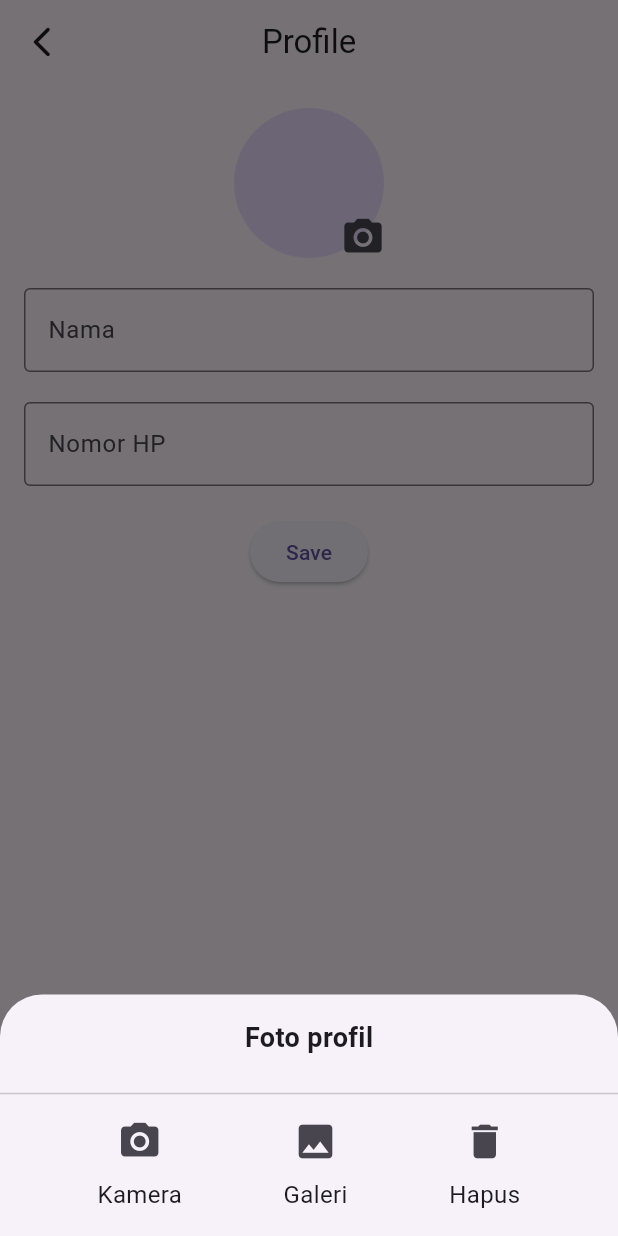
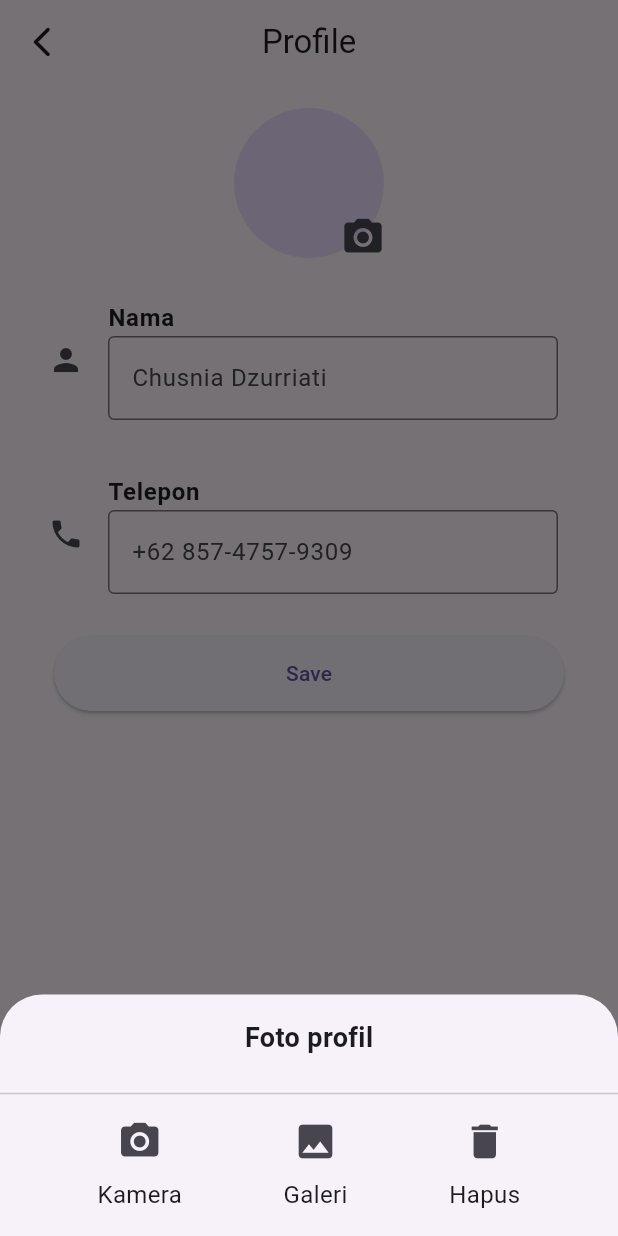
Before and after one commit to ChusniaDzurriati30/Toko_Jam, a Flutter app: the ProfilePage screen opened directly, after a tap on the "camera alt" icon, on a phone screen of 412 x 824 dp. Run offline on Flutter 3.47's test engine with Material 3 defaults, Android fonts, the light colour scheme and no system bars; our stand-ins replace image_picker, sqflite; accounts and stored records are empty.

Commit message:
profile name and profil new

```diff
--- a/lib/profile_page.dart
+++ b/lib/profile_page.dart
@@ -10,7 +10,11 @@ class User {
   final String phoneNumber;
   final String profileImage;
 
-  User({this.id, required this.name, required this.phoneNumber, required this.profileImage});
+  User(
+      {this.id,
+      required this.name,
+      required this.phoneNumber,
+      required this.profileImage});
 
   Map<String, dynamic> toMap() {
     return {
@@ -47,7 +51,8 @@ class DatabaseHelper {
   }
 
   Future<User?> getUser() async {
-    List<Map<String, dynamic>> maps = await _database.query('users', orderBy: 'id DESC', limit: 1);
+    List<Map<String, dynamic>> maps =
+        await _database.query('users', orderBy: 'id DESC', limit: 1);
     if (maps.isNotEmpty) {
       return User(
         id: maps[0]['id'],
@@ -60,11 +65,13 @@ class DatabaseHelper {
   }
 
   Future<void> updateUser(User user) async {
-    await _database.update('users', user.toMap(), where: 'id = ?', whereArgs: [user.id]);
+    await _database
+        .update('users', user.toMap(), where: 'id = ?', whereArgs: [user.id]);
   }
 
   Future<void> deleteProfileImage(int id) async {
-    await _database.update('users', {'profileImage': ''}, where: 'id = ?', whereArgs: [id]);
+    await _database.update('users', {'profileImage': ''},
+        where: 'id = ?', whereArgs: [id]);
   }
 }
 
@@ -133,61 +140,10 @@ class _ProfilePageState extends State<ProfilePage> {
             Row(
               mainAxisAlignment: MainAxisAlignment.spaceEvenly,
               children: [
-              Column(
-                children: [
-                  IconButton(
-                    icon: const Icon(Icons.camera_alt, size: 30),
-                    onPressed: () async {
-                      final XFile? pickedImage = await _imagePicker.pickImage(source: ImageSource.camera);
-                      if (pickedImage != null) {
-                        setState(() {
-                          _profileImage = pickedImage.path;
-                        });
-                        _showSnackBar('Profil diperbarui!');
-                      }
-                      Navigator.pop(context);
-                    },
-                  ),
-                  const Text('Kamera', style: TextStyle(fontSize: 16)),
-                ],
-              ),
-              Column(
-                children: [
-                  IconButton(
-                    icon: const Icon(Icons.photo, size: 30),
-                    onPressed: () async {
-                      final XFile? pickedImage = await _imagePicker.pickImage(source: ImageSource.gallery);
-                      if (pickedImage != null) {
-                        setState(() {
-                          _profileImage = pickedImage.path;
-                        });
-                        _showSnackBar('Profil diperbarui!');
-                      }
-                      Navigator.pop(context);
-                    },
-                  ),
-                  const Text('Galeri', style: TextStyle(fontSize: 16)),
-                ],
-              ),
-              Column(
-                children: [
-                  IconButton(
-                    icon: const Icon(Icons.delete, size: 30),
-                    onPressed: () async {
-                      User? user = await _databaseHelper.getUser();
-                      if (user != null) {
-                        await _databaseHelper.deleteProfileImage(user.id!);
-                        setState(() {
-                          _profileImage = '';
-                        });
-                        _showSnackBar('Gambar dihapus!');
-                      }
-                      Navigator.pop(context);
-                    },
-                  ),
-                  const Text('Hapus', style: TextStyle(fontSize: 16)),
-                ],
-              ),
+                _buildImageButton(
+                    Icons.camera_alt, 'Kamera', ImageSource.camera),
+                _buildImageButton(Icons.photo, 'Galeri', ImageSource.gallery),
+                _buildImageButton(Icons.delete, 'Hapus', null),
               ],
             ),
             SizedBox(height: 16),
@@ -197,11 +153,42 @@ class _ProfilePageState extends State<ProfilePage> {
     );
   }
 
-
-
+  Widget _buildImageButton(IconData icon, String label, ImageSource? source) {
+    return Column(
+      children: [
+        IconButton(
+          icon: Icon(icon, size: 30),
+          onPressed: () async {
+            if (source != null) {
+              final XFile? pickedImage =
+                  await _imagePicker.pickImage(source: source);
+              if (pickedImage != null) {
+                setState(() {
+                  _profileImage = pickedImage.path;
+                });
+                _showSnackBar('Profil diperbarui!');
+              }
+            } else {
+              User? user = await _databaseHelper.getUser();
+              if (user != null) {
+                await _databaseHelper.deleteProfileImage(user.id!);
+                setState(() {
+                  _profileImage = '';
+                });
+                _showSnackBar('Gambar dihapus!');
+              }
+            }
+            Navigator.pop(context);
+          },
+        ),
+        Text(label, style: TextStyle(fontSize: 16)),
+      ],
+    );
+  }
 
   void _showSnackBar(String message) {
-    ScaffoldMessenger.of(context as BuildContext).showSnackBar(SnackBar(content: Text(message)));
+    ScaffoldMessenger.of(context as BuildContext)
+        .showSnackBar(SnackBar(content: Text(message)));
   }
 
   @override
@@ -220,7 +207,8 @@ class _ProfilePageState extends State<ProfilePage> {
                   radius: 50,
                   backgroundImage: _profileImage.isNotEmpty
                       ? FileImage(File(_profileImage))
-                      : const AssetImage('assets/placeholder.png') as ImageProvider,
+                      : const AssetImage('assets/placeholder.png')
+                          as ImageProvider,
                 ),
                 Positioned(
                   bottom: -10,
@@ -234,26 +222,48 @@ class _ProfilePageState extends State<ProfilePage> {
               ],
             ),
             const SizedBox(height: 20),
-            TextField(
+            ListTile(
+              leading: const Icon(Icons.person),
+              title: const Text(
+                'Nama',
+                style: TextStyle(fontWeight: FontWeight.bold),
+              ),
+              subtitle: TextField(
                 controller: _nameController,
                 decoration: const InputDecoration(
-                labelText: 'Nama',
+                  hintText: 'Chusnia Dzurriati',
                   border: OutlineInputBorder(),
                 ),
               ),
+            ),
             const SizedBox(height: 20),
-            TextField(
+            ListTile(
+              leading: const Icon(Icons.phone),
+              title: const Text(
+                'Telepon',
+                style: TextStyle(fontWeight: FontWeight.bold),
+              ),
+              subtitle: TextField(
                 controller: _phoneController,
                 decoration: const InputDecoration(
-                labelText: 'Nomor HP',
+                  hintText: '+62 857-4757-9309',
                   border: OutlineInputBorder(),
                 ),
                 keyboardType: TextInputType.phone,
               ),
+            ),
             const SizedBox(height: 20),
-            ElevatedButton(
+            Padding(
+              padding: const EdgeInsets.symmetric(
+                  horizontal: 20), // Adjust padding on the left and right sides
+              child: ElevatedButton(
                 onPressed: _saveUserData,
                 child: const Text('Save'),
+                style: ElevatedButton.styleFrom(
+                  minimumSize:
+                      Size(double.infinity, 50), // Set minimum button size
+                ),
+              ),
             ),
           ],
         ),
```
Lines whose indentation alone changed are shown as unchanged.
